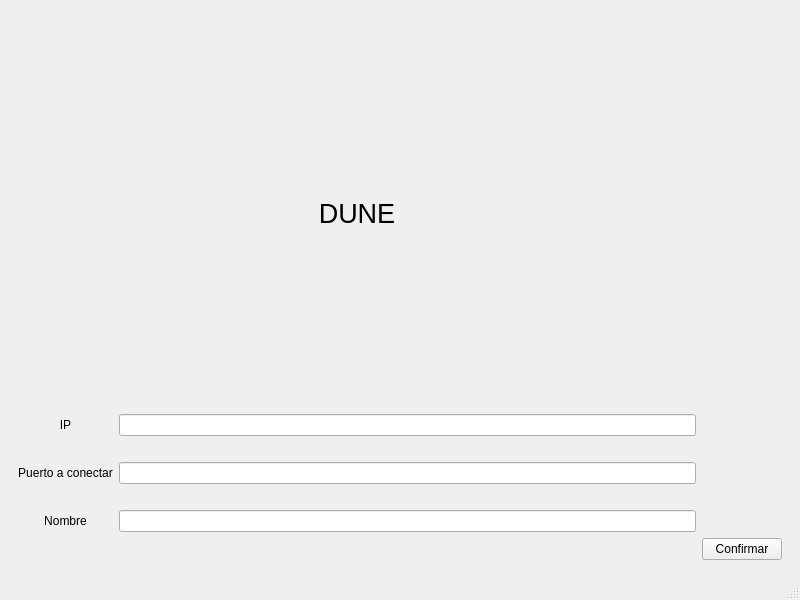
Before: the Qt Designer form Client/src/loby/mainwindow.ui in dyylanl/Dune, drawn with Qt 5.
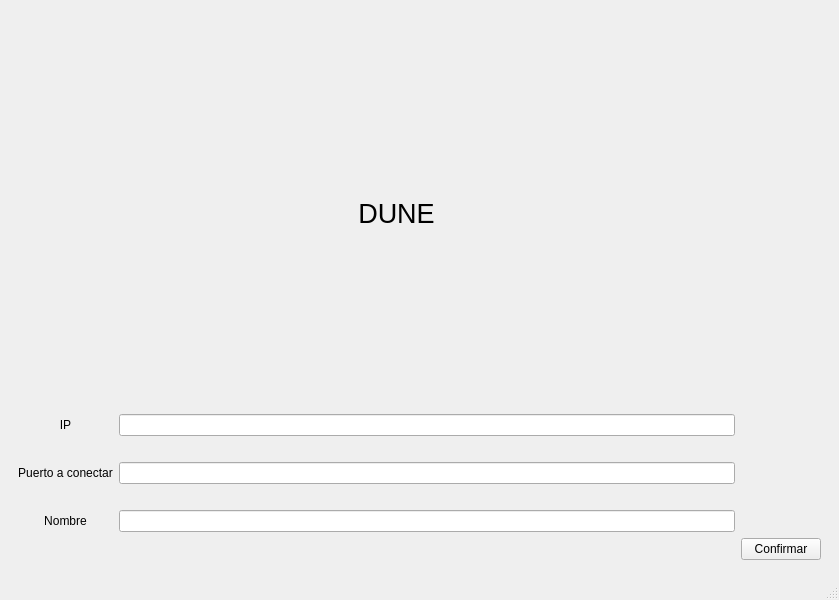
After: the same form once the commit is applied. The open tabs and pages were chosen to show the change.

The edit to the form file:
```diff
--- a/Client/src/loby/mainwindow.ui
+++ b/Client/src/loby/mainwindow.ui
@@ -32,6 +32,57 @@
           </property>
          </widget>
         </item>
+        <item row="0" column="0">
+         <layout class="QHBoxLayout" name="horizontalLayout_5">
+          <item>
+           <spacer name="horizontalSpacer_8">
+            <property name="orientation">
+             <enum>Qt::Horizontal</enum>
+            </property>
+            <property name="sizeType">
+             <enum>QSizePolicy::Fixed</enum>
+            </property>
+            <property name="sizeHint" stdset="0">
+             <size>
+              <width>340</width>
+              <height>20</height>
+             </size>
+            </property>
+           </spacer>
+          </item>
+          <item>
+           <widget class="QLabel" name="titulo_label">
+            <property name="font">
+             <font>
+              <pointsize>20</pointsize>
+             </font>
+            </property>
+            <property name="text">
+             <string>DUNE</string>
+            </property>
+            <property name="alignment">
+             <set>Qt::AlignCenter</set>
+            </property>
+           </widget>
+          </item>
+          <item>
+           <spacer name="horizontalSpacer_9">
+            <property name="orientation">
+             <enum>Qt::Horizontal</enum>
+            </property>
+            <property name="sizeType">
+             <enum>QSizePolicy::Fixed</enum>
+            </property>
+            <property name="sizeHint" stdset="0">
+             <size>
+              <width>300</width>
+              <height>20</height>
+             </size>
+            </property>
+           </spacer>
+          </item>
+         </layout>
+        </item>
         <item row="1" column="0">
          <layout class="QGridLayout" name="layout_grid">
           <item row="4" column="0">
@@ -107,21 +158,6 @@
           </item>
          </layout>
         </item>
-        <item row="0" column="0">
-         <widget class="QLabel" name="titulo_label">
-          <property name="font">
-           <font>
-            <pointsize>20</pointsize>
-           </font>
-          </property>
-          <property name="text">
-           <string>DUNE</string>
-          </property>
-          <property name="alignment">
-           <set>Qt::AlignCenter</set>
-          </property>
-         </widget>
-        </item>
         <item row="1" column="1">
          <spacer name="horizontalSpacer_5">
           <property name="orientation">
```
Left out of the diff: 8 changed lines with no effect on the pictures.
